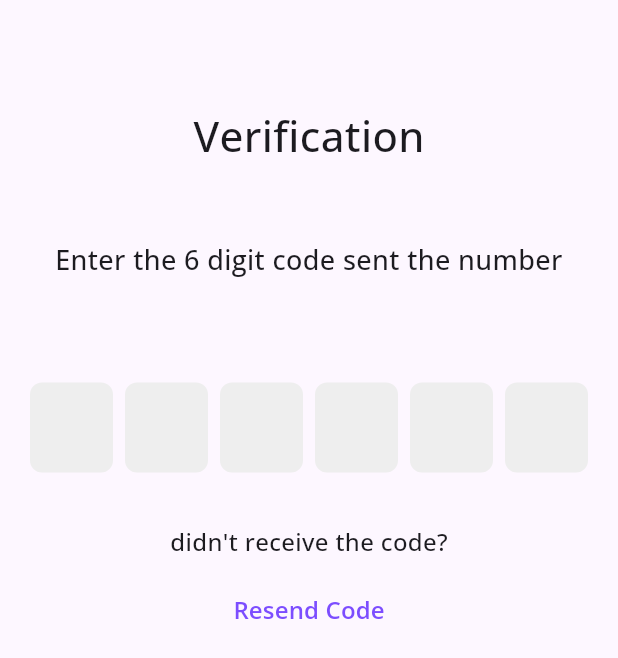
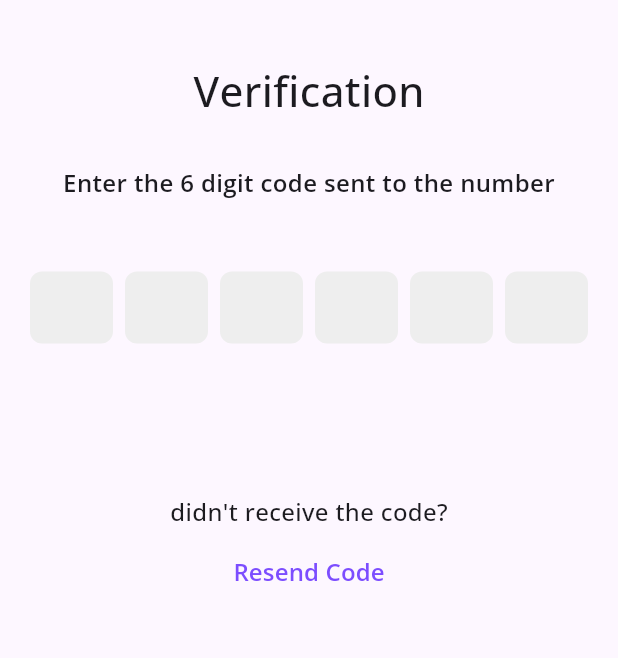
Before and after one commit to Chethan616/chatFlutter, a Flutter app: the OtpScreen screen opened directly with empty values, on a phone screen of 412 x 824 dp. Shown: the top 658 px of the screen. Run offline on Flutter 3.47's test engine with Material 3 defaults, Android fonts, the phone set to English and light mode, and no system bars; drawn by our look-alikes of pinput; our stand-ins replace adaptive_theme, cloud_firestore, country_picker, firebase_auth, firebase_core, firebase_storage and 6 more; accounts and stored records are empty.

Commit message:
minor changes

```diff
--- a/lib/authentication/otp_screen.dart
+++ b/lib/authentication/otp_screen.dart
@@ -19,6 +19,10 @@ class _OtpScreenState extends State<OtpScreen> {
   final conroller = TextEditingController();
   final focusNode = FocusNode();
   String? otpCode;
+
+  // New state to track loading completion
+  bool isLoadingComplete = false;
+  bool showGreenTick = false;
 
   @override
   void dispose() {
@@ -61,7 +65,7 @@ class _OtpScreenState extends State<OtpScreen> {
             ),
             child: Column(
               children: [
-                const SizedBox(height: 50),
+                const SizedBox(height: 20),
                 Text(
                   'Verification',
                   style: GoogleFonts.openSans(
@@ -69,27 +73,27 @@ class _OtpScreenState extends State<OtpScreen> {
                     fontWeight: FontWeight.w500,
                   ),
                 ),
-                const SizedBox(height: 50),
+                const SizedBox(height: 30),
                 Text(
-                  'Enter the 6 digit code sent the number',
+                  'Enter the 6 digit code sent to the number',
                   textAlign: TextAlign.center,
                   style: GoogleFonts.openSans(
-                    fontSize: 18,
-                    fontWeight: FontWeight.w500,
+                    fontSize: 16,
+                    fontWeight: FontWeight.w600,
                   ),
                 ),
-                const SizedBox(height: 10),
+                const SizedBox(height: 5),
                 Text(
                   phoneNumber,
                   textAlign: TextAlign.center,
                   style: GoogleFonts.openSans(
-                    fontSize: 18,
+                    fontSize: 16,
                     fontWeight: FontWeight.w500,
                   ),
                 ),
-                const SizedBox(height: 30),
+                const SizedBox(height: 20),
                 SizedBox(
-                  height: 68,
+                  height: 48,
                   child: Pinput(
                     length: 6,
                     controller: conroller,
@@ -127,13 +131,29 @@ class _OtpScreenState extends State<OtpScreen> {
                     ),
                   ),
                 ),
-                const SizedBox(height: 30),
+                const SizedBox(height: 40),
                 authProvider.isLoading
-                    ? Lottie.asset(AssetsManager.loading)
+                    ? Column(
+                        mainAxisAlignment: MainAxisAlignment.center,
+                        children: [
+                          CircularProgressIndicator(
+                            valueColor: AlwaysStoppedAnimation<Color>(
+                                Colors.deepPurpleAccent),
+                            strokeWidth: 6,
+                          ),
+                          const SizedBox(height: 20),
+                        ],
+                      )
                     : SizedBox.shrink(),
-                authProvider.isSuccessful
-                    ? Container(
-                        height: 50,
+                // Fade and Scale effect for the green tick after loading completes
+                AnimatedOpacity(
+                  opacity: showGreenTick ? 1.0 : 0.0,
+                  duration: const Duration(milliseconds: 300),
+                  child: AnimatedScale(
+                    scale: showGreenTick ? 1.0 : 0.5,
+                    duration: const Duration(milliseconds: 300),
+                    child: Container(
+                      height: 40,
                       width: 50,
                       decoration: BoxDecoration(
                         color: Colors.green,
@@ -144,16 +164,18 @@ class _OtpScreenState extends State<OtpScreen> {
                         color: Colors.white,
                         size: 30,
                       ),
-                      )
-                    : const SizedBox.shrink(),
+                    ),
+                  ),
+                ),
                 authProvider.isLoading
                     ? const SizedBox.shrink()
-                    : Text('didn\'t receive the code?',
+                    : const SizedBox(height: 20),
+                Text('didn\'t receive the code?',
                     style: GoogleFonts.openSans(
                       fontSize: 16,
                       fontWeight: FontWeight.w500,
                     )),
-                const SizedBox(height: 10),
+                const SizedBox(height: 5),
                 TextButton(
                     onPressed: () {
                       // TODO resend otp code
@@ -184,19 +206,17 @@ class _OtpScreenState extends State<OtpScreen> {
       otpCode: otpCode,
       context: context,
       onSuccess: () async {
+        setState(() {
+          showGreenTick = true; // Trigger the transition effect
+        });
+
         // 1. check if the user exists in firestore
         bool userExists = await authProvider.checkUserExists();
 
         if (userExists) {
           // 2. if user exists, navigate to the home screen
-
-          // * get user information from firestore
           await authProvider.getUserDataFromFirestore();
-
-          // * save user information to provider / shared preferences
           await authProvider.saveUserDataToSharedPreferences();
-
-          // * navigate to the home screen
           navigate(userExists: true);
         } else {
           // 3. if user does not exist, navigate to the user information screen
@@ -208,14 +228,12 @@ class _OtpScreenState extends State<OtpScreen> {
 
   void navigate({required bool userExists}) {
     if (userExists) {
-      // navigate to the home screen
       Navigator.pushNamedAndRemoveUntil(
         context,
         Constants.homeScreen,
         (route) => false,
       );
     } else {
-      // navigate to the user information screen
       Navigator.pushNamed(
         context,
         Constants.userInformationScreen,
--- a/lib/main.dart
+++ b/lib/main.dart
@@ -8,6 +8,7 @@ import 'package:flutter_chat_pro/authentication/user_information_screen.dart';
 import 'package:flutter_chat_pro/firebase_options.dart';
 import 'package:flutter_chat_pro/main_screen/home_screen.dart';
 import 'package:flutter_chat_pro/main_screen/profile_screen.dart';
+import 'package:flutter_chat_pro/main_screen/settings_screen.dart';
 import 'package:flutter_chat_pro/providers/authentication_provider.dart';
 import 'package:flutter_chat_pro/constants.dart';
 import 'package:provider/provider.dart';
@@ -62,6 +63,7 @@ class MyApp extends StatelessWidget {
               const UserInformationScreen(),
           Constants.homeScreen: (context) => const HomeScreen(),
           Constants.profileScreen: (context) => const ProfileScreen(),
+          Constants.settingsScreen: (context) => const SettingsScreen(),
         },
       ),
     );
```
Also changed, not shown: lib/main_screen/profile_screen.dart (+41 -4 lines), lib/main_screen/settings_screen.dart (+61 -0 lines), lib/providers/authentication_provider.dart (+14 -0 lines). Lines whose indentation alone changed are shown as unchanged.
